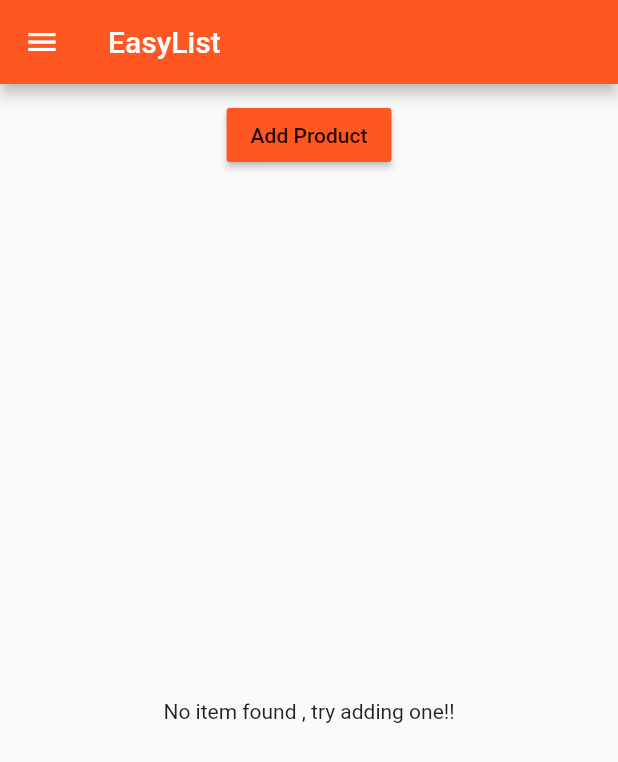
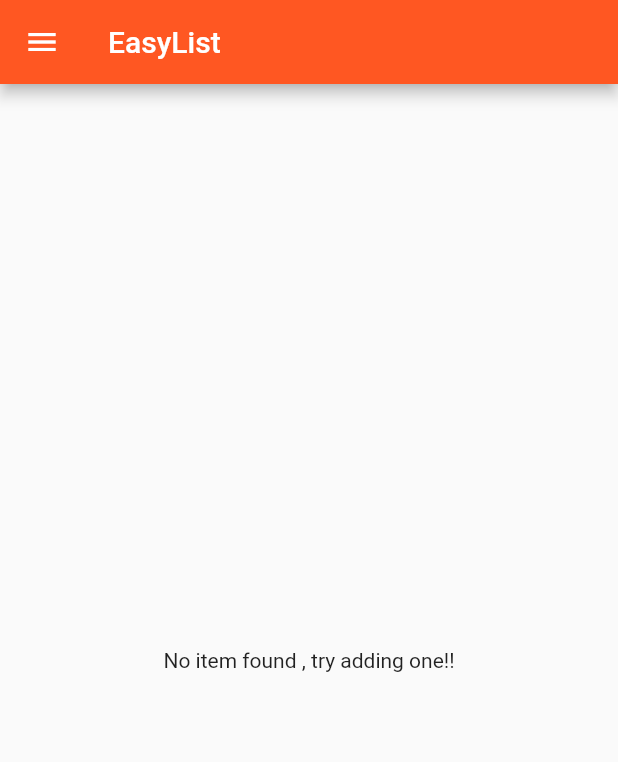
Before and after one commit to AkshitOstwal/LocalDeal, a Flutter app: the screen it shows after launch, on a phone screen of 412 x 824 dp. Shown: the top 762 px of the screen. Run offline on Flutter 3.47's test engine with Material 2 defaults, Android fonts, the phone set to English and light mode, and no system bars.

Commit message:
major changes, saving the products from create product page

```diff
--- a/lib/main.dart
+++ b/lib/main.dart
@@ -21,9 +21,9 @@ class MyApp extends StatefulWidget {
 }
 
 class _MyAppState extends State<MyApp> {
-  List<Map<String, String>> _products = [];
+  List<Map<String, dynamic>> _products = [];
 
-  void _addProduct(Map<String, String> product) {
+  void _addProduct(Map<String, dynamic> product) {
     //creatring this so we can access the setState in product_control
     setState(() {
       _products.add(product);
@@ -48,9 +48,9 @@ class _MyAppState extends State<MyApp> {
       ),
       // home: AuthPage(),
       routes: {
-        '/': (BuildContext context) =>
-            ProductsPage(_products, _addProduct, _deleteProduct),
-        '/admin': (BuildContext context) => ProductAdminPage(),
+        '/': (BuildContext context) => ProductsPage(_products),
+        '/admin': (BuildContext context) =>
+            ProductAdminPage(_addProduct, _deleteProduct),
       },
       onGenerateRoute: (RouteSettings settings) {
         final List<String> pathElements =
@@ -63,15 +63,16 @@ class _MyAppState extends State<MyApp> {
 
           return MaterialPageRoute<bool>(
             builder: (BuildContext context) => ProductPage(
-                _products[index]['title'], _products[index]['image']),
+                  _products[index]['title'],
+                  _products[index]['image'],
+                ),
           );
         }
         return null;
       },
       onUnknownRoute: (RouteSettings settings) {
         return MaterialPageRoute(
-            builder: (BuildContext context) =>
-                ProductsPage(_products, _addProduct, _deleteProduct));
+            builder: (BuildContext context) => ProductsPage(_products));
       },
     );
   }
--- a/lib/pages/auth.dart
+++ b/lib/pages/auth.dart
@@ -1,6 +1,4 @@
 import 'package:flutter/material.dart';
-
-import './products.dart';
 
 class AuthPage extends StatelessWidget {
   @override
--- a/lib/pages/products.dart
+++ b/lib/pages/products.dart
@@ -3,11 +3,9 @@ import 'package:flutter/material.dart';
 import '../product_manager.dart';
 
 class ProductsPage extends StatelessWidget {
-  final List<Map<String,String>> products;
-  final Function addProduct;
-  final Function deleteProduct;
+  final List<Map<String,dynamic>> products;
 
-  ProductsPage(this.products,this.addProduct,this.deleteProduct);
+  ProductsPage(this.products);
 
   @override
   Widget build(BuildContext context) {
@@ -34,7 +32,7 @@ class ProductsPage extends StatelessWidget {
       appBar: AppBar(
         title: Text('EasyList'),
       ),
-      body: ProductManager(products,addProduct,deleteProduct),
+      body: ProductManager(products),
     );
   }
 }
--- a/lib/product_control.dart
+++ /dev/null
@@ -1,18 +0,0 @@
-import 'package:flutter/material.dart';
-
-class ProductControl extends StatelessWidget {
-  final Function
-      addProduct; // creating a function to get reference of _addProduct form Product_manager.dart
-  ProductControl(this.addProduct);
-
-  @override
-  Widget build(BuildContext context) {
-    return RaisedButton(
-      color: Theme.of(context).primaryColor,
-      onPressed: () {
-        addProduct({'title': 'Choclate', 'image': 'assets/food.jpg'});
-      },
-      child: Text('Add Product'),
-    );
-  }
-}
--- a/lib/product_manager.dart
+++ b/lib/product_manager.dart
@@ -1,26 +1,17 @@
 import 'package:flutter/material.dart';
 
 import './products.dart';
-import './product_control.dart';
 
 class ProductManager extends StatelessWidget {
-  final List<Map<String, String>> products;
-  final Function addProduct;
-  final Function deleteProduct;
+  final List<Map<String, dynamic>> products;
 
-  ProductManager(this.products, this.addProduct, this.deleteProduct);
+  ProductManager(this.products);
   @override
   Widget build(BuildContext context) {
     print('[_productmanagerstate] Build()');
     return Column(
       children: [
-        Container(
-          margin: EdgeInsets.all(10.0),
-          child: ProductControl(
-              addProduct), // we are passing the function reference only here
-        ),
-        // use Container(height:300 , child: Products(_products)), for fixed amaount of scrollable panel
-        Expanded(child: Products(products, deleteProduct: deleteProduct)),
+        Expanded(child: Products(products)),
       ],
     );
   }
--- a/lib/products.dart
+++ b/lib/products.dart
@@ -2,10 +2,9 @@ import './pages/product.dart';
 import 'package:flutter/material.dart';
 
 class Products extends StatelessWidget {
-  final List<Map<String, String>> products;
-  final Function deleteProduct;
+  final List<Map<String, dynamic>> products;
 
-  Products(this.products, {this.deleteProduct}) {
+  Products(this.products) {
     print('[Product Widget ] constructor');
   }
 
@@ -19,16 +18,10 @@ class Products extends StatelessWidget {
             alignment: MainAxisAlignment.center,
             children: <Widget>[
               FlatButton(
-                child: Text('Details'),
-                onPressed: () => Navigator.pushNamed<bool>(
-                            context, '/product/' + index.toString())
-                        .then((bool value) {
-                      if (value) {
-                        deleteProduct(index);
-                        print('product deleted');
-                      }
-                    }),
-              )
+                  child: Text('Details'),
+                  onPressed: () => Navigator.pushNamed<bool>(
+                      context, '/product/' + index.toString()),
+                      )
             ],
           )
         ],
```
Also changed, not shown: lib/pages/product_create.dart (+13 -1 lines), lib/pages/products_admin.dart (+6 -2 lines).
